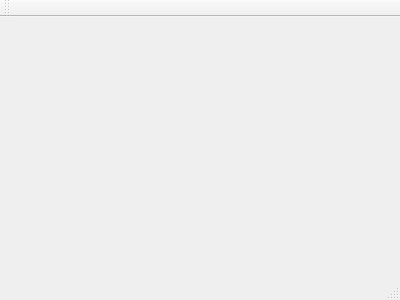
Qt form tableresult.ui (ArtemSherenkovskiy/TprLab2) before a commit.
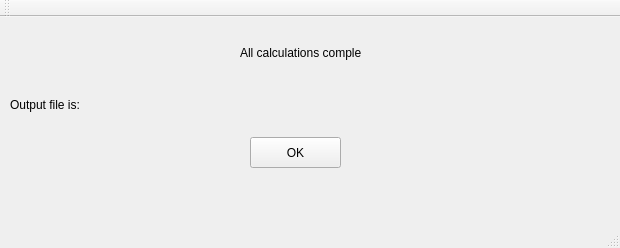
The same form after that commit.

Commit message: refactor + prety output

```diff
--- a/tableresult.ui
+++ b/tableresult.ui
@@ -1,24 +1,95 @@
 <ui version="4.0">
  <class>TableResult</class>
- <widget class="QMainWindow" name="TableResult" >
-  <property name="geometry" >
+ <widget class="QMainWindow" name="TableResult">
+  <property name="geometry">
    <rect>
     <x>0</x>
     <y>0</y>
-    <width>400</width>
-    <height>300</height>
+    <width>620</width>
+    <height>248</height>
    </rect>
   </property>
   <property name="windowTitle" >
    <string>TableResult</string>
   </property>
-  <widget class="QMenuBar" name="menuBar" />
-  <widget class="QToolBar" name="mainToolBar" />
-  <widget class="QWidget" name="centralWidget" />
-  <widget class="QStatusBar" name="statusBar" />
+  <widget class="QWidget" name="centralWidget">
+   <widget class="QPushButton" name="pushButton">
+    <property name="geometry">
+     <rect>
+      <x>250</x>
+      <y>120</y>
+      <width>91</width>
+      <height>31</height>
+     </rect>
+    </property>
+    <property name="text">
+     <string>OK</string>
+    </property>
+   </widget>
+   <widget class="QLabel" name="label">
+    <property name="geometry">
+     <rect>
+      <x>240</x>
+      <y>20</y>
+      <width>121</width>
+      <height>31</height>
+     </rect>
+    </property>
+    <property name="text">
+     <string>All calculations complete</string>
+    </property>
+   </widget>
+   <widget class="QLabel" name="label_2">
+    <property name="geometry">
+     <rect>
+      <x>10</x>
+      <y>80</y>
+      <width>71</width>
+      <height>16</height>
+     </rect>
+    </property>
+    <property name="text">
+     <string>Output file is: </string>
+    </property>
+   </widget>
+   <widget class="QLabel" name="label_3">
+    <property name="geometry">
+     <rect>
+      <x>100</x>
+      <y>60</y>
+      <width>501</width>
+      <height>51</height>
+     </rect>
+    </property>
+    <property name="text">
+     <string/>
+    </property>
+    <property name="scaledContents">
+     <bool>true</bool>
+    </property>
+   </widget>
+  </widget>
+  <widget class="QMenuBar" name="menuBar">
+   <property name="geometry">
+    <rect>
+     <x>0</x>
+     <y>0</y>
+     <width>620</width>
+     <height>21</height>
+    </rect>
+   </property>
+  </widget>
+  <widget class="QToolBar" name="mainToolBar">
+   <attribute name="toolBarArea">
+    <enum>TopToolBarArea</enum>
+   </attribute>
+   <attribute name="toolBarBreak">
+    <bool>false</bool>
+   </attribute>
+  </widget>
+  <widget class="QStatusBar" name="statusBar"/>
  </widget>
- <layoutDefault spacing="6" margin="11" />
- <pixmapfunction></pixmapfunction>
+ <layoutdefault spacing="6" margin="11"/>
  <resources/>
  <connections/>
 </ui>
```
Left out of the diff: 3 changed lines with no effect on the pictures. The commit also changes 4 other files.
